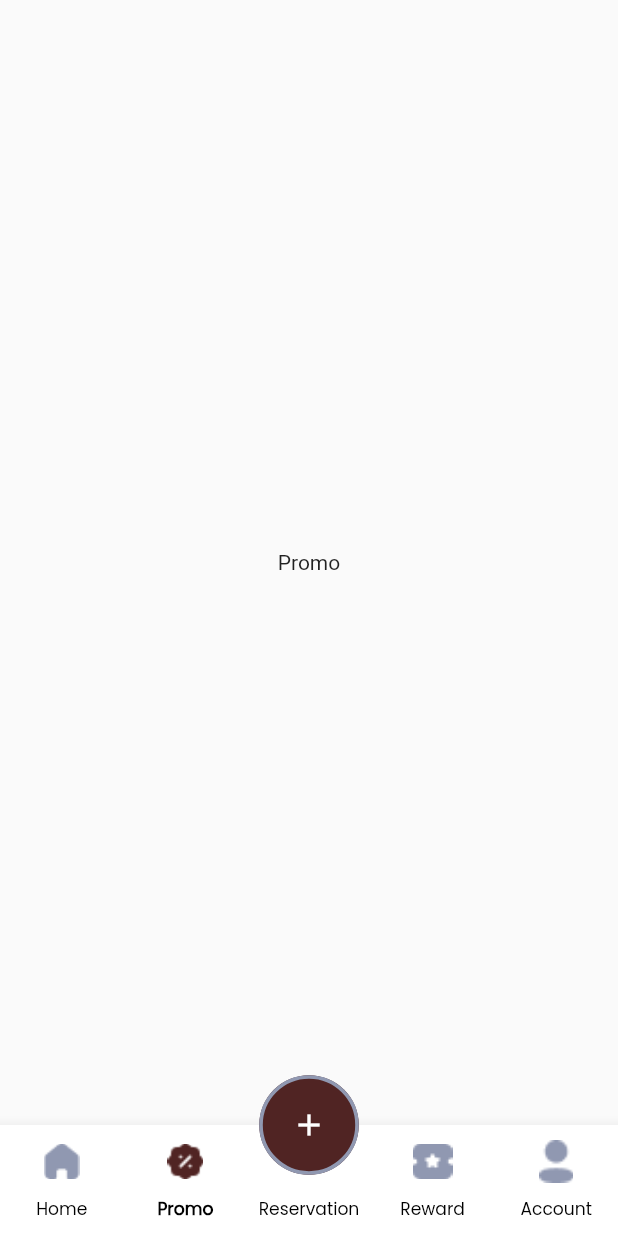
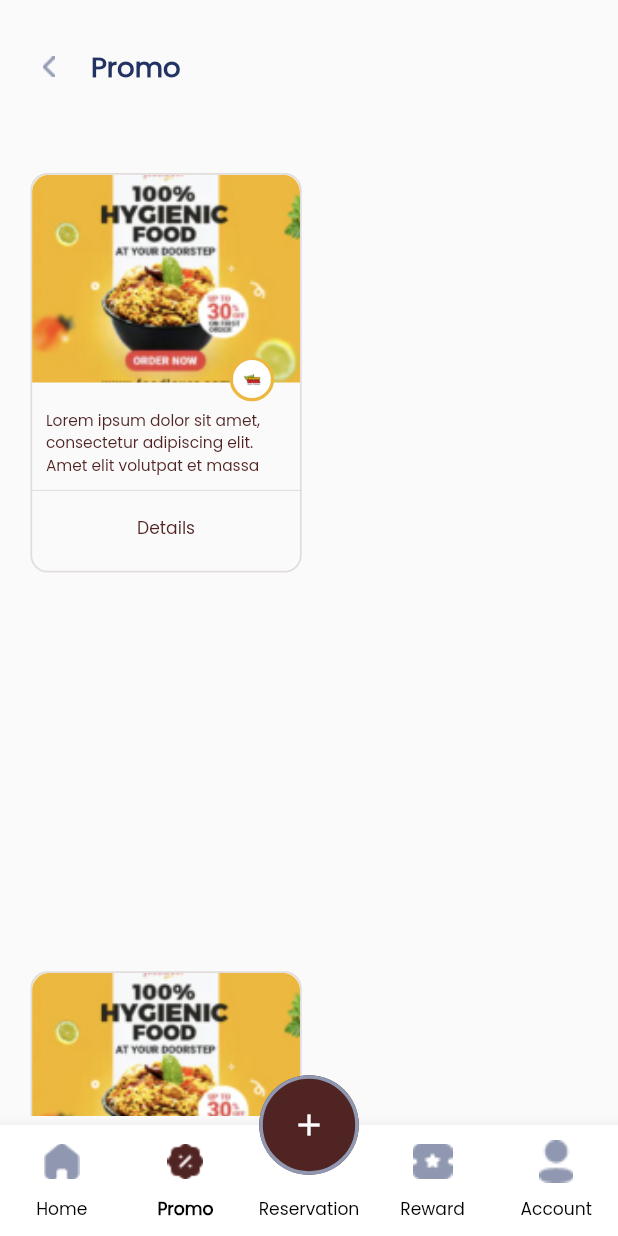
Before and after one commit to brian2zz/fusia, a Flutter app: the HomeNavigationMenu screen opened by its route, item 2 of the bottom bar chosen, on a phone screen of 412 x 824 dp. Run offline on Flutter 3.47's test engine with Material 2 defaults, Android fonts, the phone set to English and light mode, and no system bars; our stand-ins replace carousel_slider, flutter_screenutil, fluttertoast, get, page_view_indicators, sms_autofill.

Commit message:
Fusia Membership 0.0.3 Updates
#Promo
- Tambahan UI Promo
#Profile
- Tambahan UI Profile
#Login
- Tambahan Konfigurasi API Login
#Tambahan widget toast dan progress loading untuk request data ke server

```diff
--- a/lib/color/colors_theme.dart
+++ b/lib/color/colors_theme.dart
@@ -8,4 +8,5 @@ class ColorsTheme {
   static Color? lightGrey = const Color(0xff999696);
   static Color? lightRed = const Color(0xffEC1D2F);
   static Color? lightYellow = const Color(0xffECB83F);
+  static Color? neutralDark = const Color(0xff223263);
 }
--- a/lib/view/onboarding_page.dart
+++ b/lib/view/onboarding_page.dart
@@ -68,7 +68,6 @@ class _OnboardingPageState extends State<OnboardingPage> {
                 count += 1;
                 if (count >= 3) {
                   login();
-                  const CustomToast(message: "Hello");
                 } else {
                   scrollboard(count);
                 }
--- a/lib/view/promo/promo_page.dart
+++ b/lib/view/promo/promo_page.dart
@@ -1,9 +1,9 @@
-// import 'package:coba_fusia/color/colors_theme.dart';
 import 'package:flutter/material.dart';
 import 'package:flutter/services.dart';
 import 'package:flutter_screenutil/flutter_screenutil.dart';
-
-import '../../color/colors_theme.dart';
+import 'package:fusia/color/colors_theme.dart';
+import 'package:fusia/widget/custom_appbar.dart';
+import 'package:fusia/widget/product_widget.dart';
 
 class PromoPage extends StatefulWidget {
   const PromoPage({Key? key}) : super(key: key);
@@ -36,12 +36,42 @@ class _PromoPageState extends State<PromoPage> {
 
   @override
   Widget build(BuildContext context) {
+    Widget appbar() => CustomAppBar(title: "Promo");
+
+    Widget itemPromoGridList() => Expanded(
+          child: Padding(
+            padding: EdgeInsets.fromLTRB(17.h, 20.h, 17.w, 5.h),
+            child: GridView.builder(
+              itemCount: 8,
+              gridDelegate: SliverGridDelegateWithMaxCrossAxisExtent(
+                maxCrossAxisExtent: 295.h,
+                crossAxisSpacing: 19.w,
+                mainAxisSpacing: 30.h,
+                childAspectRatio: 6.0.h / 8.0.h,
+              ),
+              shrinkWrap: true,
+              itemBuilder: (context, index) => const CustomItemCard(
+                imageItem: 'assets/images/dummy_product.png',
+                description:
+                    "Lorem ipsum dolor sit amet, consectetur adipiscing elit. Amet elit volutpat et massa",
+                imageShopItem: 'assets/images/logo_onboarding_2.png',
+              ),
+            ),
+          ),
+        );
+
+    Widget body() => Column(
+          children: [
+            appbar(),
+            itemPromoGridList(),
+          ],
+        );
+
     return AnnotatedRegion<SystemUiOverlayStyle>(
-      child: const SafeArea(
+      child: SafeArea(
         child: Scaffold(
-          body: Center(
-            child: Text("Promo"),
-          ),
+          body: body(),
+          resizeToAvoidBottomInset: false,
         ),
       ),
       value: SystemUiOverlayStyle(statusBarColor: ColorsTheme.primary),
--- /dev/null
+++ b/lib/widget/custom_appbar.dart
@@ -0,0 +1,42 @@
+import 'package:flutter/material.dart';
+import 'package:flutter_screenutil/flutter_screenutil.dart';
+import 'package:fusia/color/colors_theme.dart';
+
+class CustomAppBar extends StatefulWidget {
+  var title;
+
+  CustomAppBar({Key? key, @required this.title}) : super(key: key);
+
+  @override
+  _CustomAppBarState createState() => _CustomAppBarState();
+}
+
+class _CustomAppBarState extends State<CustomAppBar> {
+  @override
+  Widget build(BuildContext context) {
+    Widget appbar() => Container(
+          padding: EdgeInsets.only(left: 25.w, top: 26.h, bottom: 28.h),
+          child: Row(
+            mainAxisAlignment: MainAxisAlignment.start,
+            crossAxisAlignment: CrossAxisAlignment.center,
+            children: [
+              InkWell(
+                onTap: () {},
+                child: Image.asset('assets/icons/ic_arrow_back.png'),
+              ),
+              SizedBox(width: 21.w),
+              Text(
+                widget.title,
+                style: TextStyle(
+                    fontFamily: 'Poppins',
+                    fontWeight: FontWeight.w700,
+                    fontSize: 16.sp,
+                    color: ColorsTheme.neutralDark),
+              ),
+            ],
+          ),
+        );
+
+    return appbar();
+  }
+}
--- /dev/null
+++ b/lib/widget/product_widget.dart
@@ -0,0 +1,126 @@
+import 'package:flutter/material.dart';
+import 'package:flutter_screenutil/flutter_screenutil.dart';
+import 'package:fusia/color/colors_theme.dart';
+
+class CustomItemCard extends StatefulWidget {
+  final String imageItem;
+  final String description;
+  final String imageShopItem;
+
+  const CustomItemCard(
+      {Key? key,
+      required this.imageItem,
+      required this.description,
+      required this.imageShopItem})
+      : super(key: key);
+
+  @override
+  _CustomItemCardState createState() => _CustomItemCardState();
+}
+
+class _CustomItemCardState extends State<CustomItemCard> {
+  TextStyle itemProductTextStyle(isDetailButton) => TextStyle(
+        fontFamily: 'Poppins',
+        fontWeight: (isDetailButton) ? FontWeight.w500 : FontWeight.w400,
+        fontSize: (isDetailButton) ? 10.sp : 9.sp,
+        color: ColorsTheme.primary,
+      );
+
+  @override
+  Widget build(BuildContext context) {
+    Widget brandingIcon() => Positioned(
+          child: Container(
+            height: 26.h,
+            width: 26.w,
+            child: CircleAvatar(
+              backgroundColor: ColorsTheme.white!,
+              child: Padding(
+                padding: EdgeInsets.fromLTRB(4.w, 8.h, 3.w, 7.h),
+                child: SizedBox(
+                  width: 19.w,
+                  height: 11.h,
+                  child: Image.asset(widget.imageShopItem),
+                ),
+              ),
+            ),
+            decoration: ShapeDecoration(
+              shape: CircleBorder(
+                side: BorderSide(color: ColorsTheme.lightYellow!, width: 2.w),
+              ),
+            ),
+          ),
+          top: 101.h,
+          right: 15.w,
+        );
+
+    Widget contentItemProduct() => SizedBox(
+          height: 600.h,
+          child: Column(
+            children: [
+              SizedBox(
+                width: 158.w,
+                height: 116.h,
+                child: ClipRRect(
+                  borderRadius: BorderRadius.only(
+                    topLeft: Radius.circular(10.r),
+                    topRight: Radius.circular(10.r),
+                  ),
+                  child: FittedBox(
+                    fit: BoxFit.cover,
+                    child: Image.asset(widget.imageItem),
+                  ),
+                ),
+              ),
+              Padding(
+                padding: EdgeInsets.fromLTRB(8.w, 15.h, 21.w, 7.h),
+                child: Text(
+                  widget.description,
+                  style: itemProductTextStyle(false),
+                ),
+              ),
+              Divider(
+                color: ColorsTheme.primary!.withOpacity(0.14),
+                height: 1.h,
+              ),
+              InkWell(
+                onTap: () {},
+                borderRadius: BorderRadius.only(
+                  bottomLeft: Radius.circular(10.r),
+                  bottomRight: Radius.circular(10.r),
+                ),
+                splashColor: ColorsTheme.primary!.withOpacity(0.14),
+                child: Container(
+                  padding: EdgeInsets.only(top: 13.h, bottom: 13.h),
+                  child: Center(
+                    child: Text("Details", style: itemProductTextStyle(true)),
+                  ),
+                ),
+              ),
+            ],
+          ),
+        );
+
+    return Wrap(
+      children: [
+        Container(
+          width: 158.w,
+          height: 223.h,
+          child: Stack(
+            clipBehavior: Clip.none,
+            children: [
+              contentItemProduct(),
+              brandingIcon(),
+            ],
+          ),
+          decoration: BoxDecoration(
+            borderRadius: BorderRadius.circular(10.r),
+            border: Border.all(
+              color: ColorsTheme.primary!.withOpacity(0.14),
+              width: 1.w,
+            ),
+          ),
+        ),
+      ],
+    );
+  }
+}
```
Also changed, not shown: lib/controller/login_controller.dart (added, +49 -0 lines), lib/generated_plugin_registrant.dart (added, +16 -0 lines), lib/model/sending_otp_status_model.dart (added, +76 -0 lines), lib/model/verify_otp_status_model.dart (added, +51 -0 lines), lib/server/network/login_net_utils.dart (added, +75 -0 lines), lib/view/auth/login_page.dart (+67 -6 lines), lib/view/auth/otp_verification_page.dart (+8 -3 lines), lib/widget/custom_progress_loading.dart (added, +28 -0 lines), lib/widget/custom_toast.dart (+28 -16 lines), pubspec.yaml (+10 -2 lines), assets/icons/ic_arrow_back.png (added).
